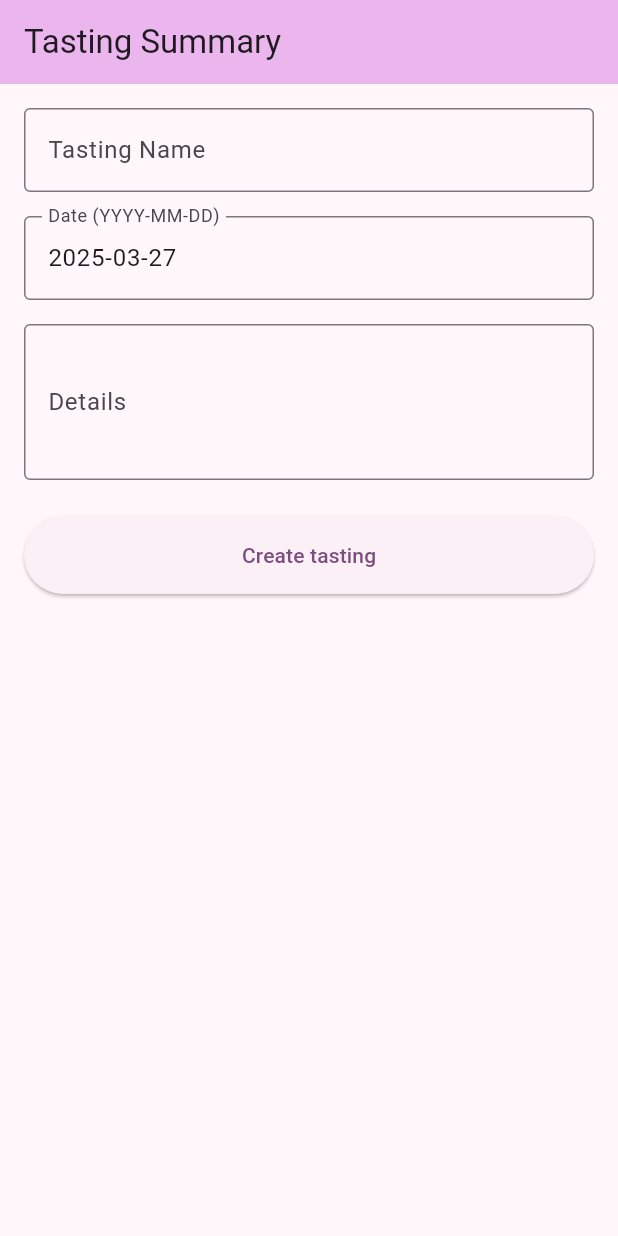
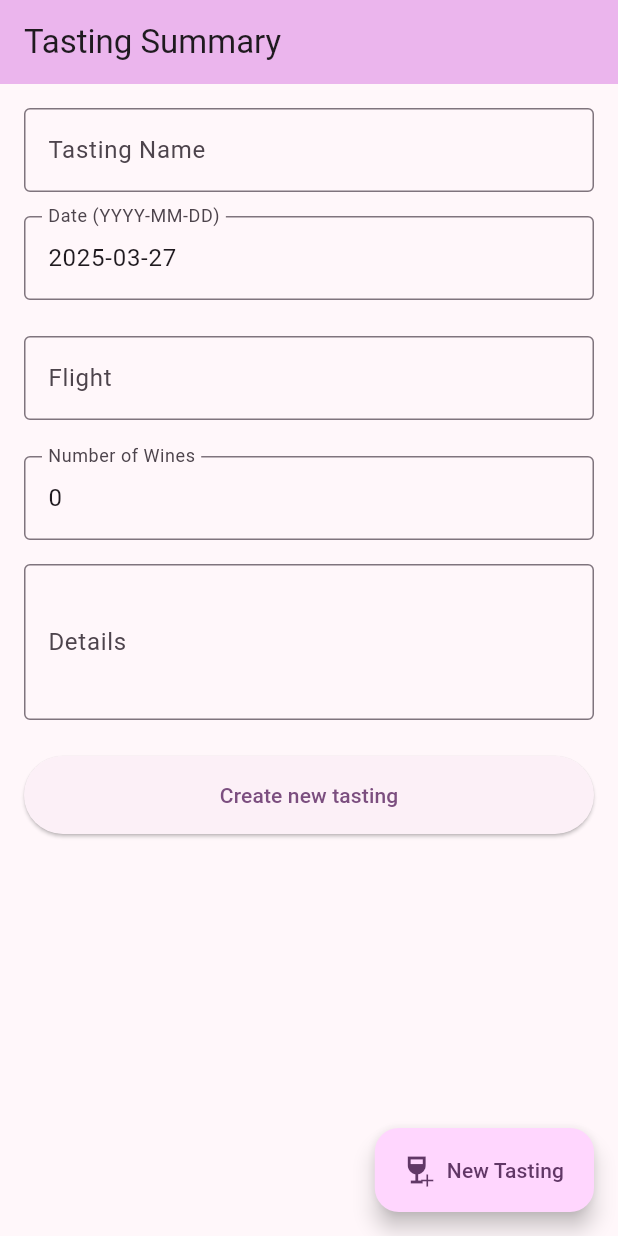
Before and after one commit to johan-axel/blindtaster, a Flutter app: the screen it shows after launch, on a phone screen of 412 x 824 dp. Run offline on Flutter 3.47's test engine with Material 3 defaults, Android fonts, the phone set to English and light mode, and no system bars; our stand-ins replace hive, hive_flutter; accounts and stored records are empty; generated files the repository leaves out were written again.

Commit message:
added create tastings button and flights support

```diff
--- a/lib/models/tasting.dart
+++ b/lib/models/tasting.dart
@@ -21,11 +21,19 @@ class Tasting extends HiveObject {
   @HiveField(4)
   List<Wine> wines;
 
+  @HiveField(5)
+  String flight;
+
+  @HiveField(6)
+  int numberOfWines;
+
   Tasting({
     required this.id,
     required this.name,
     required this.date,
     required this.details,
+    this.flight = '',
+    this.numberOfWines = 0,
     List<Wine>? wines,
   }) : wines = wines ?? [];
 }
--- a/lib/screens/tasting_summary.dart
+++ b/lib/screens/tasting_summary.dart
@@ -1,5 +1,6 @@
 import 'package:flutter/material.dart';
 import '../models/tasting.dart';
+import '../models/wine.dart';
 import '../services/storage_service.dart';
 import 'wine_deck_page.dart';
 
@@ -26,6 +27,8 @@ class _TastingSummaryState extends State<TastingSummary> {
   late final TextEditingController _nameController;
   late final TextEditingController _dateController;
   late final TextEditingController _detailsController;
+  late final TextEditingController _flightController;
+  late final TextEditingController _numberOfWinesController;
 
   @override
   void initState() {
@@ -42,6 +45,12 @@ class _TastingSummaryState extends State<TastingSummary> {
     _detailsController = TextEditingController(
       text: widget.initialTasting?.details ?? '',
     );
+    _flightController = TextEditingController(
+      text: widget.initialTasting?.flight ?? '',
+    );
+    _numberOfWinesController = TextEditingController(
+      text: widget.initialTasting?.numberOfWines.toString() ?? '0',
+    );
   }
 
   @override
@@ -49,12 +58,40 @@ class _TastingSummaryState extends State<TastingSummary> {
     _nameController.dispose();
     _dateController.dispose();
     _detailsController.dispose();
+    _flightController.dispose();
+    _numberOfWinesController.dispose();
     super.dispose();
+  }
+
+  void _clearForm() {
+    setState(() {
+      _selectedTasting = null;
+      _nameController.clear();
+      _dateController.text = DateTime.now().toIso8601String().split('T')[0];
+      _detailsController.clear();
+      _flightController.clear();
+      _numberOfWinesController.clear();
+    });
   }
 
   @override
   Widget build(BuildContext context) {
     return Scaffold(
+      floatingActionButton: FloatingActionButton.extended(
+        onPressed: _clearForm,
+        label: const Text('New Tasting'),
+        icon: const Stack(
+          children: [
+            Icon(Icons.wine_bar),
+            Positioned(
+              right: -2,
+              bottom: -2,
+              child: Icon(Icons.add, size: 14),
+            ),
+          ],
+        ),
+        tooltip: 'Create New Tasting',
+      ),
       appBar: AppBar(
         title: const Text('Tasting Summary'),
         backgroundColor: Theme.of(context).colorScheme.inversePrimary,
@@ -109,6 +146,33 @@ class _TastingSummaryState extends State<TastingSummary> {
                           return null;
                         },
                       ),
+                      const SizedBox(height: 24),
+                      TextFormField(
+                        controller: _flightController,
+                        decoration: const InputDecoration(
+                          labelText: 'Flight',
+                          border: OutlineInputBorder(),
+                          hintText: 'Enter the flight name or number',
+                        ),
+                      ),
+                      const SizedBox(height: 24),
+                      TextFormField(
+                        controller: _numberOfWinesController,
+                        decoration: const InputDecoration(
+                          labelText: 'Number of Wines',
+                          border: OutlineInputBorder(),
+                          hintText: 'Enter the number of wines in this tasting',
+                        ),
+                        keyboardType: TextInputType.number,
+                        validator: (value) {
+                          if (value == null || value.isEmpty) {
+                            return null;  // Optional field
+                          }
+                          final number = int.tryParse(value);
+
+                          return null;
+                        },
+                      ),
                       const SizedBox(height: 16),
                       TextFormField(
                         controller: _detailsController,
@@ -123,21 +187,42 @@ class _TastingSummaryState extends State<TastingSummary> {
                           onPressed: () async {
                             if (_formKey.currentState!.validate()) {
                               try {
+                                int numberOfWines = int.tryParse(_numberOfWinesController.text) ?? 0;
+
+                                // Create a list of numbered wines
+                                final wines = List<Wine>.generate(
+                                  numberOfWines,
+                                  (index) => Wine(wineNumber: index + 1),
+                                );
+
                                 final tasting = Tasting(
                                   name: _nameController.text,
                                   id: _selectedTasting?.id ?? _savedTastings.length + 1,
                                   date: _dateController.text,
                                   details: _detailsController.text,
-                                  wines: _selectedTasting?.wines ?? [], // Keep existing wines if available
+                                  flight: _flightController.text,
+                                  numberOfWines: numberOfWines,
+                                  wines: _selectedTasting?.wines ?? wines, // Use existing wines or create new ones
                                 );
+
+                                // Ensure we have the correct number of wines
+                                if (tasting.wines.length < numberOfWines) {
+                                  // Add more wines if needed
+                                  final additionalWines = List<Wine>.generate(
+                                    numberOfWines - tasting.wines.length,
+                                    (index) => Wine(wineNumber: tasting.wines.length + index + 1),
+                                  );
+                                  tasting.wines.addAll(additionalWines);
+                                }
+
                                 // Save the tasting
                                 await StorageService.saveTasting(tasting);
-                                print('Tasting saved: $tasting.id');
+                                print('Tasting saved: ${tasting.id} with ${tasting.wines.length} wines');
 
                                 if (mounted) {
                                   Navigator.of(context).pushReplacement(
                                     MaterialPageRoute(
-                                      builder: (context) => WineDeckPage(tasting: tasting),
+                                      builder: (context) => WineDeckPage(tasting: tasting, currentCard: 0),
                                     ),
                                   );
                                 }
@@ -152,8 +237,8 @@ class _TastingSummaryState extends State<TastingSummary> {
                             padding: const EdgeInsets.all(16.0),
                             child: Text(
                               (_selectedTasting != null && _selectedTasting!.wines.isNotEmpty)
-                                  ? 'View wines'
-                                  : 'Create tasting',
+                                  ? 'Go to wine cards'
+                                  : 'Create new tasting',
                             ),
                           ),
                         ),
@@ -181,7 +266,7 @@ class _TastingSummaryState extends State<TastingSummary> {
                       final tasting = _savedTastings[index];
                       return ListTile(
                         title: Text(tasting.name),
-                        subtitle: Text('${tasting.date} - ${tasting.wines.length} wines'),
+                        subtitle: Text('${tasting.flight}: ${tasting.date} - ${tasting.wines.length} wines'),
                         onTap: () {
                           setState(() {
                             _nameController.text = tasting.name;
--- a/lib/screens/wine_deck_page.dart
+++ b/lib/screens/wine_deck_page.dart
@@ -138,7 +138,7 @@ class _WineDeckPageState extends State<WineDeckPage> {
           const SizedBox(height: 16),
         ],
       ),
-      floatingActionButton: FloatingActionButton(
+      floatingActionButton: FloatingActionButton.extended(
         onPressed: () {
           setState(() {
             // Add new wine with next number in sequence
@@ -156,7 +156,9 @@ class _WineDeckPageState extends State<WineDeckPage> {
             }
           });
         },
-        child: const Icon(Icons.add),
+        label: const Text('Add Wine'),
+        icon: const Icon(Icons.wine_bar),
+        tooltip: 'Add new wine to tasting',
       ),
     );
   }
```
